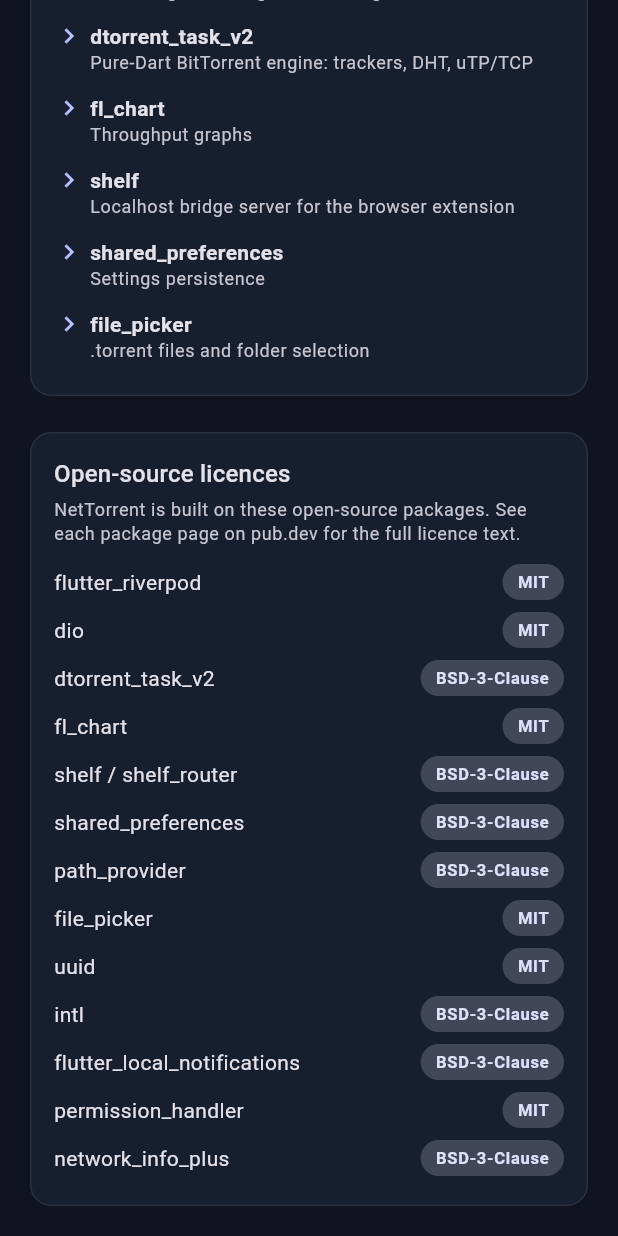
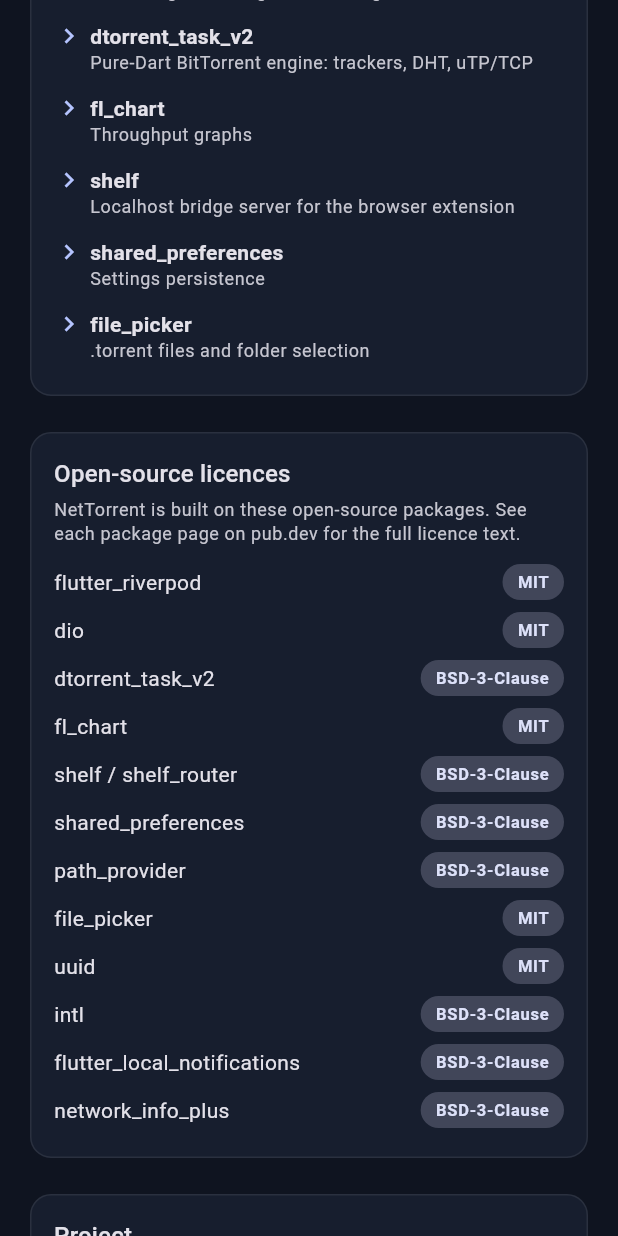
Before and after one commit to waji-cyber/NetTorrent, a Flutter app: the AboutPage widget shown alone on an empty page, opened directly, scrolled down 576 dp, on a phone screen of 412 x 824 dp. Run offline on Flutter 3.47's test engine with Material 3 defaults, Android fonts, the phone set to English and light mode, and no system bars; our stand-ins replace dio, file_picker, fl_chart, flutter_local_notifications, flutter_riverpod, shared_preferences and 1 more; missing offline and left inert: b_encode_decode, dtorrent_task_v2, network_info_plus, shelf_router; accounts and stored records are empty.

Commit message:
Fix CI builds round 2: drop unused permission_handler (breaks VS 18 MSVC build), idempotent desugar patch

```diff
--- a/lib/ui/pages/about_page.dart
+++ b/lib/ui/pages/about_page.dart
@@ -116,7 +116,6 @@
                 package: 'flutter_local_notifications',
                 licence: 'BSD-3-Clause',
               ),
-              _LicenceRow(package: 'permission_handler', licence: 'MIT'),
               _LicenceRow(package: 'network_info_plus', licence: 'BSD-3-Clause'),
             ],
           ),
--- a/pubspec.yaml
+++ b/pubspec.yaml
@@ -28,7 +28,6 @@
   # --- Platform integrations ---
   file_picker: ^8.0.0
   flutter_local_notifications: ^17.2.1
-  permission_handler: ^11.3.0
   network_info_plus: ^6.0.0
 
   # --- UI ---
```
Also changed, not shown: 1 other file.
